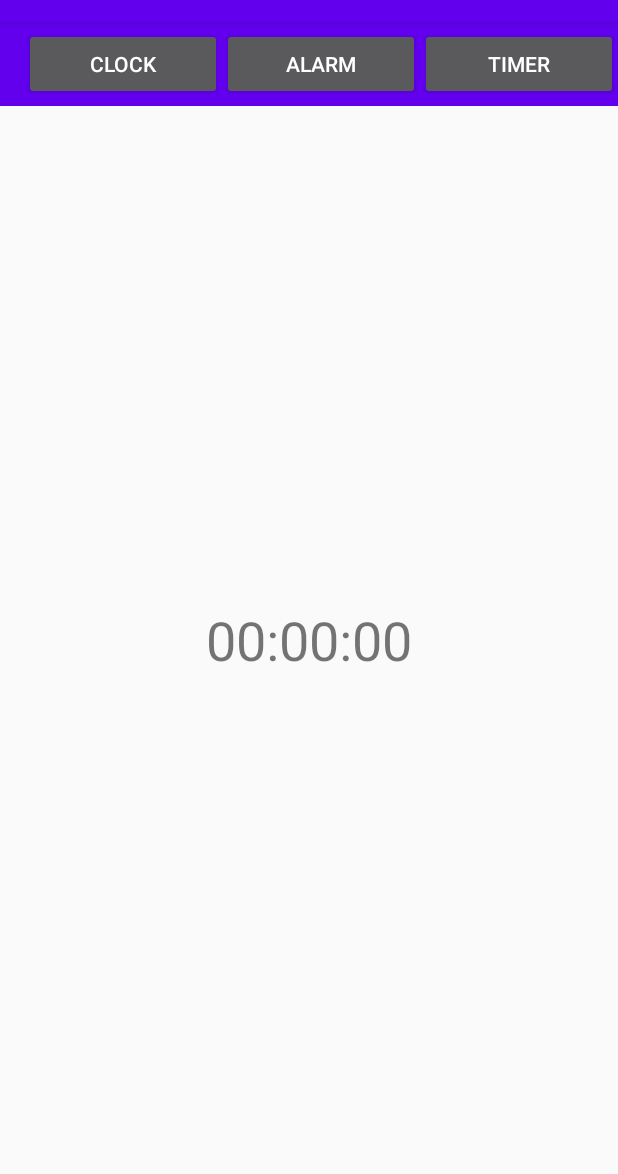
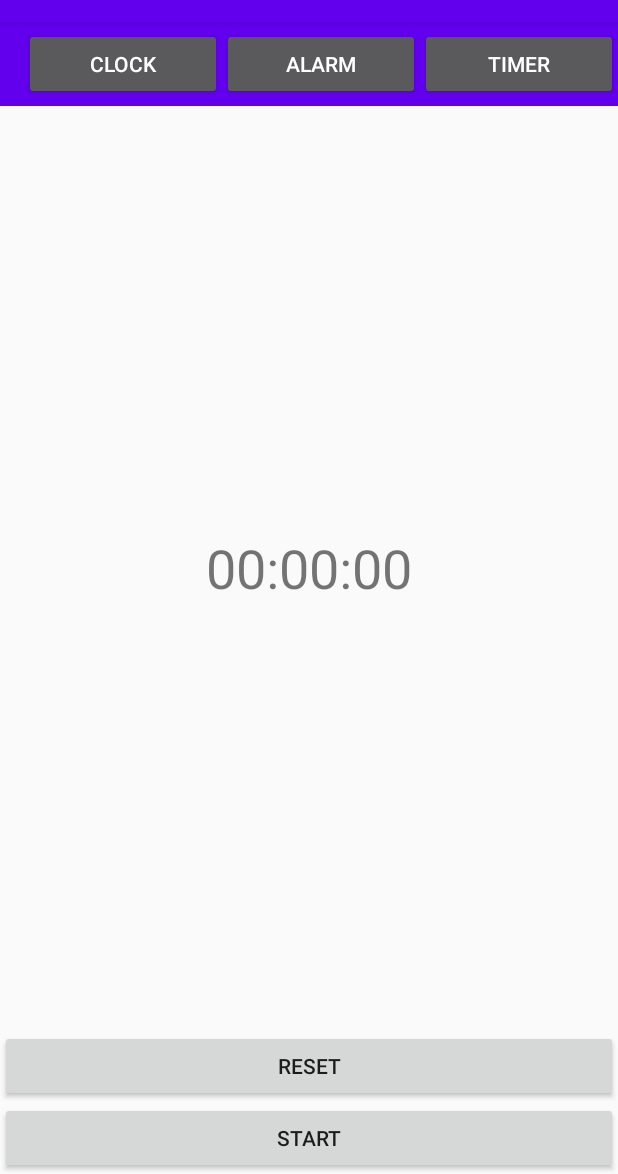
Before and after one commit to ValtteriPeltonen/Tymer, an Android app: the StopwatchActivity screen opened directly, with no data from a screen before it, on a phone screen of 412 x 824 dp, the part 62-1236 px from its top. Run offline under Robolectric (Android 15) with nearby library versions, the light colour scheme and no system bars; our stand-ins replace ButterKnife.

Commit message:
Alpha version of Stopwatch

```diff
--- a/app/src/main/res/layout/activity_stopwatch.xml
+++ b/app/src/main/res/layout/activity_stopwatch.xml
@@ -51,4 +51,16 @@
         android:textSize="36sp"
         app:autoSizeTextType="none" />
 
+    <Button
+        android:id="@+id/stopwatchResetLap"
+        android:layout_width="match_parent"
+        android:layout_height="wrap_content"
+        android:text="Reset" />
+
+    <Button
+        android:id="@+id/stopwatchStartStop"
+        android:layout_width="match_parent"
+        android:layout_height="wrap_content"
+        android:text="Start" />
+
 </LinearLayout>
```
Also changed, not shown: app/src/main/java/fi/tuni/tymer/StopwatchActivity.java (+86 -0 lines).
